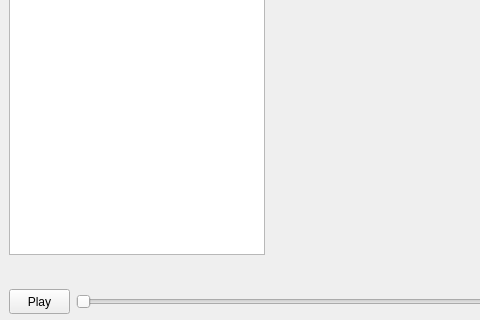
Qt form ui/MainWindow.ui (ORB-HD/MeshUp) before a commit; both pictures show x 0 to 480 and y 340 to 660 of the 1055 by 660 pixel window.
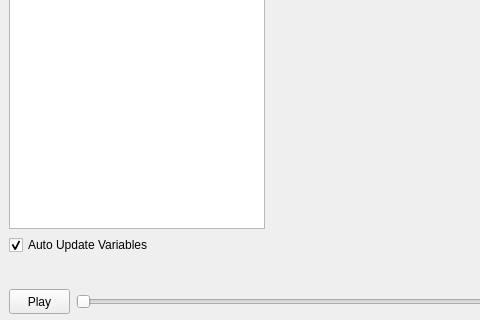
The same form after that commit. Custom widgets are drawn as their Qt base class.

The edit to the form file:
```diff
--- a/ui/MainWindow.ui
+++ b/ui/MainWindow.ui
@@ -340,6 +340,16 @@
        </attribute>
       </widget>
      </item>
+     <item>
+      <widget class="QCheckBox" name="autoUpdateVariablesCheckBox">
+       <property name="text">
+        <string>Auto Update Variables</string>
+       </property>
+       <property name="checked">
+        <bool>true</bool>
+       </property>
+      </widget>
+     </item>
     </layout>
    </widget>
   </widget>
```
